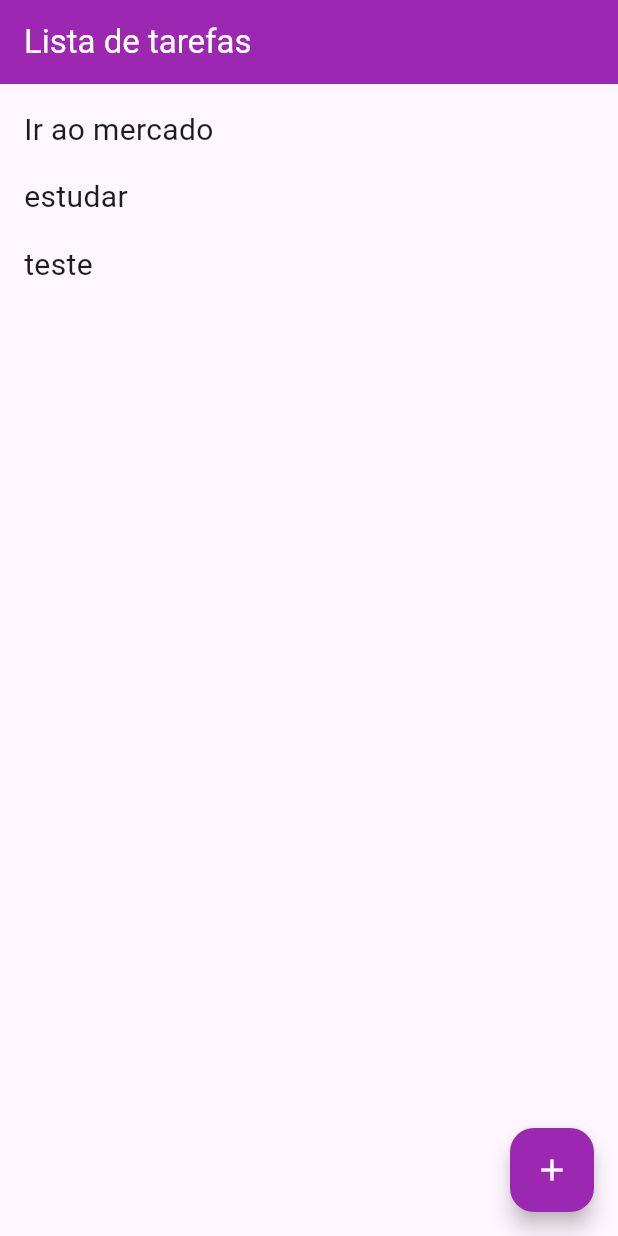
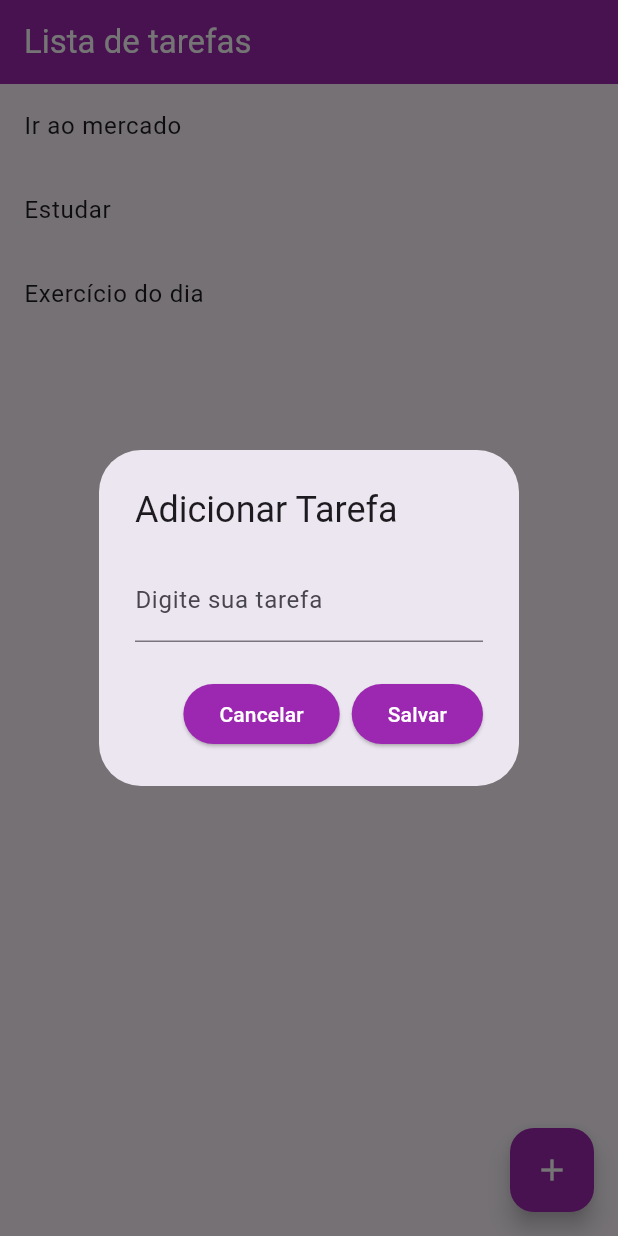
Before and after one commit to BRADDTELES/Formacao-Flutter, a Flutter app: the screen it shows after launch, after a tap on the "add" icon, on a phone screen of 412 x 824 dp. Run offline on Flutter 3.47's test engine with Material 3 defaults, Android fonts, the light colour scheme and no system bars; our stand-ins replace shared_preferences; missing offline and left inert: youtube_player_embed.

Commit message:
#App8 Lista de tarefas - Criando interface

```diff
--- a/lista_tarefas/lib/Home.dart
+++ b/lista_tarefas/lib/Home.dart
@@ -8,6 +8,9 @@ class Home extends StatefulWidget {
 }
 
 class _HomeState extends State<Home> {
+
+  List _listaTarefas = ["Ir ao mercado", "Estudar", "Exercício do dia"];
+
   @override
   Widget build(BuildContext context) {
     return Scaffold(
@@ -15,21 +18,70 @@ class _HomeState extends State<Home> {
         title: Text("Lista de tarefas", style: TextStyle(color: Colors.white),),
         backgroundColor: Colors.purple,
       ),
-      body: ListView(
-        padding: EdgeInsets.all(16),
-        children: [
-          Text("Ir ao mercado", style: TextStyle(fontSize: 20),),
-          Padding(padding: EdgeInsets.only(bottom: 16)),
-          Text("estudar", style: TextStyle(fontSize: 20),),
-          Padding(padding: EdgeInsets.only(bottom: 16)),
-          Text("teste", style: TextStyle(fontSize: 20),),
-        ],
-      ),
+      floatingActionButtonLocation: FloatingActionButtonLocation.endFloat,
       floatingActionButton: FloatingActionButton(
         backgroundColor: Colors.purple,
-          foregroundColor: Colors.white,
-          onPressed: (){},
+        foregroundColor: Colors.white,
+        onPressed: (){
+          showDialog(
+              context: context,
+              builder: (context){
+
+                return AlertDialog(
+                  title: Text("Adicionar Tarefa"),
+                  content: TextField(
+                    decoration: InputDecoration(
+                      labelText: "Digite sua tarefa"
+                    ),
+                    onChanged: (text){
+
+                    },
+                  ),
+                  actions: [
+                    ElevatedButton(
+                      style: ElevatedButton.styleFrom(
+                        backgroundColor: Colors.purple,
+                        foregroundColor: Colors.white,
+                      ),
+                      child: Text("Cancelar"),
+                      onPressed: () => Navigator.pop(context),
+                    ),
+                    ElevatedButton(
+                      style: ElevatedButton.styleFrom(
+                        backgroundColor: Colors.purple,
+                        foregroundColor: Colors.white,
+                      ),
+                      child: Text("Salvar"),
+                      onPressed: () {
+                        //salvar
+
+                        Navigator.pop(context);
+                      },
+                    ),
+                  ],
+                );
+
+              },
+          );
+        },
         child: Icon(Icons.add),
+      ),
+      body: Column(
+        children: [
+
+          Expanded(
+            child: ListView.builder(
+            itemCount: _listaTarefas.length,
+              itemBuilder: (context, index){
+
+                return ListTile(
+                  title: Text(_listaTarefas[index]),
+                );
+
+              }),
+
+          ),
+        ],
       ),
     );
   }
--- a/lista_tarefas/lib/main.dart
+++ b/lista_tarefas/lib/main.dart
@@ -7,6 +7,7 @@ void main(){
   runApp(
       MaterialApp(
         home: Home(),
+        debugShowCheckedModeBanner: false,
       )
   );
 }
```
